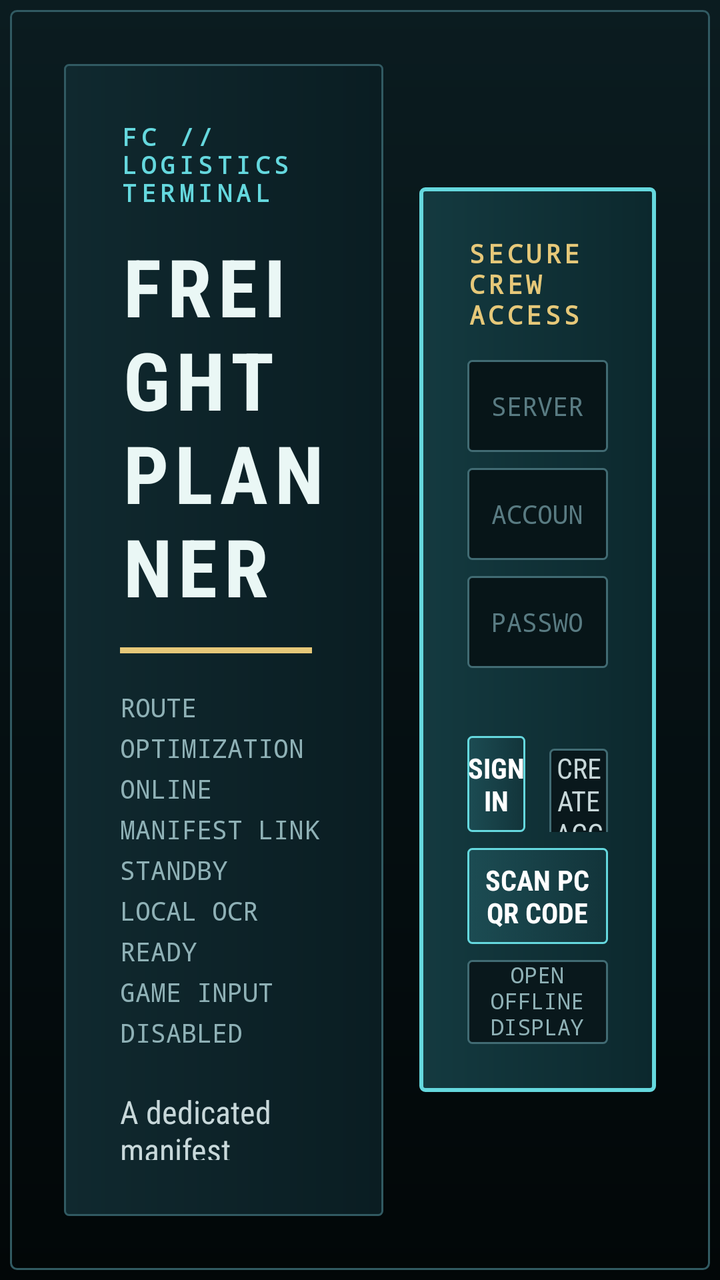
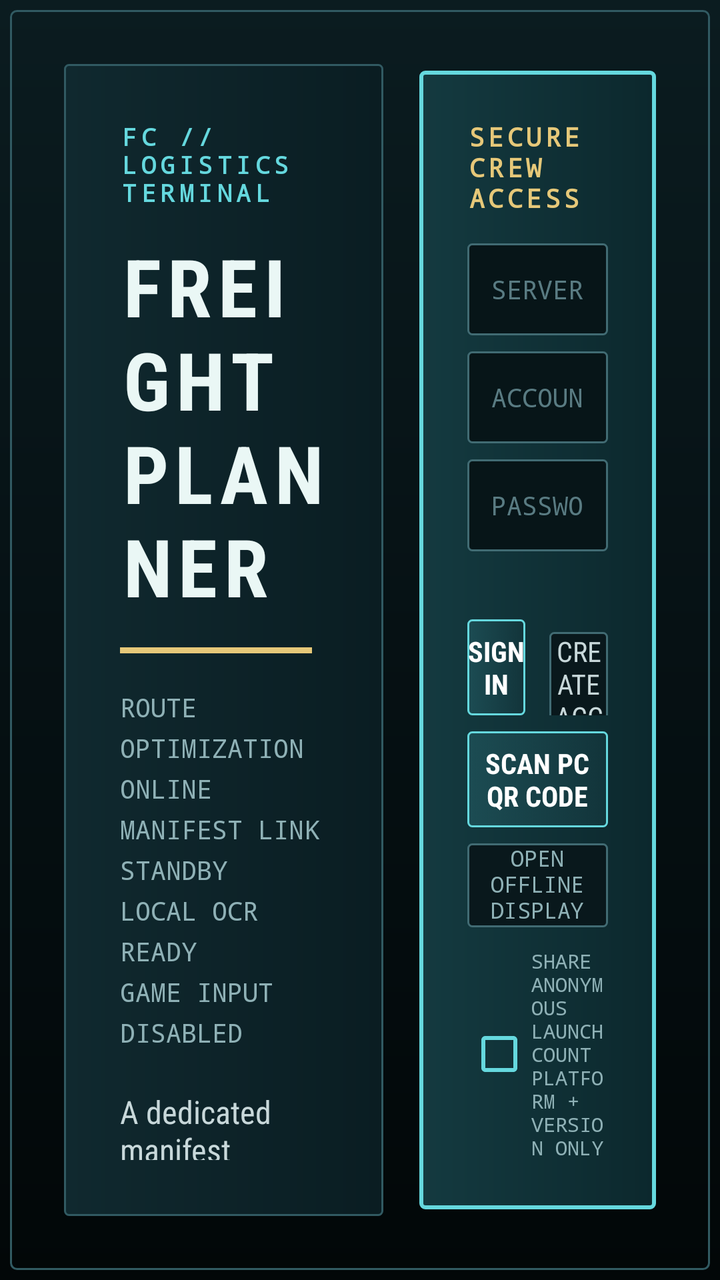

Two renders of the same Android screen: before a commit and after it. Below are the layout's source before the change and the commit's diff.
<!-- AndroidManifest.xml: application theme AppTheme -->
<!-- res/layout/activity_main.xml -->
<?xml version="1.0" encoding="utf-8"?>
<FrameLayout xmlns:android="http://schemas.android.com/apk/res/android"
    android:layout_width="match_parent"
    android:layout_height="match_parent"
    android:background="@drawable/mfd_background">

    <ScrollView
        android:id="@+id/accountPanel"
        android:layout_width="match_parent"
        android:layout_height="match_parent"
        android:fillViewport="true"
        android:overScrollMode="never">

        <LinearLayout
            android:layout_width="match_parent"
            android:layout_height="wrap_content"
            android:baselineAligned="false"
            android:gravity="center_vertical"
            android:orientation="horizontal"
            android:padding="32dp">

            <LinearLayout
                android:layout_width="0dp"
                android:layout_height="match_parent"
                android:layout_marginEnd="18dp"
                android:layout_weight="1.15"
                android:background="@drawable/mfd_panel"
                android:gravity="center_vertical"
                android:orientation="vertical"
                android:padding="28dp">

                <TextView
                    android:layout_width="match_parent"
                    android:layout_height="wrap_content"
                    android:fontFamily="monospace"
                    android:letterSpacing="0.18"
                    android:text="FC // LOGISTICS TERMINAL"
                    android:textColor="#65D8DE"
                    android:textSize="12sp"
                    android:textStyle="bold" />

                <TextView
                    android:layout_width="match_parent"
                    android:layout_height="wrap_content"
                    android:layout_marginTop="12dp"
                    android:fontFamily="sans-serif-condensed"
                    android:letterSpacing="0.08"
                    android:text="FREIGHT\nPLANNER"
                    android:textColor="#EAF7F5"
                    android:textSize="40sp"
                    android:textStyle="bold" />

                <View
                    android:layout_width="96dp"
                    android:layout_height="3dp"
                    android:layout_marginTop="14dp"
                    android:background="#E6C879" />

                <TextView
                    android:layout_width="match_parent"
                    android:layout_height="wrap_content"
                    android:layout_marginTop="18dp"
                    android:fontFamily="monospace"
                    android:lineSpacingExtra="5dp"
                    android:text="ROUTE OPTIMIZATION     ONLINE\nMANIFEST LINK         STANDBY\nLOCAL OCR             READY\nGAME INPUT            DISABLED"
                    android:textColor="#8FB1B6"
                    android:textSize="13sp" />

                <TextView
                    android:layout_width="match_parent"
                    android:layout_height="wrap_content"
                    android:layout_marginTop="20dp"
                    android:text="A dedicated manifest display for flight plans, loading order, pickups, and deliveries."
                    android:textColor="#C8D8DA"
                    android:textSize="16sp" />
            </LinearLayout>

            <LinearLayout
                android:layout_width="0dp"
                android:layout_height="wrap_content"
                android:layout_weight="0.85"
                android:background="@drawable/mfd_panel_bright"
                android:orientation="vertical"
                android:padding="24dp">

                <TextView
                    android:layout_width="match_parent"
                    android:layout_height="wrap_content"
                    android:fontFamily="monospace"
                    android:letterSpacing="0.14"
                    android:text="SECURE CREW ACCESS"
                    android:textColor="#E6C879"
                    android:textSize="13sp"
                    android:textStyle="bold" />

                <EditText
                    android:id="@+id/serverUrl"
                    android:layout_width="match_parent"
                    android:layout_height="46dp"
                    android:layout_marginTop="14dp"
                    android:background="@drawable/mfd_input"
                    android:fontFamily="monospace"
                    android:hint="SERVER ENDPOINT"
                    android:importantForAutofill="no"
                    android:inputType="textUri"
                    android:singleLine="true"
                    android:textColor="#EAF7F5"
                    android:textColorHint="#597B82"
                    android:textSize="13sp" />

                <EditText
                    android:id="@+id/displayName"
                    android:layout_width="match_parent"
                    android:layout_height="46dp"
                    android:layout_marginTop="8dp"
                    android:autofillHints="name"
                    android:background="@drawable/mfd_input"
                    android:fontFamily="monospace"
                    android:hint="DISPLAY NAME"
                    android:inputType="textPersonName"
                    android:singleLine="true"
                    android:textColor="#EAF7F5"
                    android:textColorHint="#597B82"
                    android:textSize="13sp"
                    android:visibility="gone" />

                <EditText
                    android:id="@+id/email"
                    android:layout_width="match_parent"
                    android:layout_height="46dp"
                    android:layout_marginTop="8dp"
                    android:autofillHints="emailAddress"
                    android:background="@drawable/mfd_input"
                    android:fontFamily="monospace"
                    android:hint="ACCOUNT EMAIL"
                    android:inputType="textEmailAddress"
                    android:singleLine="true"
                    android:textColor="#EAF7F5"
                    android:textColorHint="#597B82"
                    android:textSize="13sp" />

                <EditText
                    android:id="@+id/password"
                    android:layout_width="match_parent"
                    android:layout_height="46dp"
                    android:layout_marginTop="8dp"
                    android:autofillHints="password"
                    android:background="@drawable/mfd_input"
                    android:fontFamily="monospace"
                    android:hint="PASSWORD"
                    android:inputType="textPassword"
                    android:singleLine="true"
                    android:textColor="#EAF7F5"
                    android:textColorHint="#597B82"
                    android:textSize="13sp" />

                <TextView
                    android:id="@+id/status"
                    android:layout_width="match_parent"
                    android:layout_height="wrap_content"
                    android:layout_marginTop="8dp"
                    android:fontFamily="monospace"
                    android:minHeight="20dp"
                    android:textColor="#FF998D"
                    android:textSize="12sp" />

                <LinearLayout
                    android:layout_width="match_parent"
                    android:layout_height="wrap_content"
                    android:layout_marginTop="6dp"
                    android:orientation="horizontal">

                    <Button
                        android:id="@+id/submit"
                        android:layout_width="0dp"
                        android:layout_height="48dp"
                        android:layout_marginEnd="6dp"
                        android:layout_weight="1"
                        android:background="@drawable/mfd_button"
                        android:fontFamily="sans-serif-condensed"
                        android:stateListAnimator="@null"
                        android:text="SIGN IN"
                        android:textColor="#FFFFFF"
                        android:textStyle="bold" />

                    <Button
                        android:id="@+id/switchMode"
                        android:layout_width="0dp"
                        android:layout_height="48dp"
                        android:layout_marginStart="6dp"
                        android:layout_weight="1"
                        android:background="@drawable/mfd_button_outline"
                        android:fontFamily="sans-serif-condensed"
                        android:stateListAnimator="@null"
                        android:text="CREATE ACCOUNT"
                        android:textColor="#C8D8DA" />
                </LinearLayout>

                <Button
                    android:id="@+id/resendVerification"
                    android:layout_width="match_parent"
                    android:layout_height="42dp"
                    android:layout_marginTop="8dp"
                    android:background="@drawable/mfd_button_outline"
                    android:fontFamily="monospace"
                    android:stateListAnimator="@null"
                    android:text="RESEND VERIFICATION EMAIL"
                    android:textColor="#E6C879"
                    android:textSize="11sp"
                    android:visibility="gone" />

                <Button
                    android:id="@+id/scanQrLogin"
                    android:layout_width="match_parent"
                    android:layout_height="48dp"
                    android:layout_marginTop="8dp"
                    android:background="@drawable/mfd_button"
                    android:fontFamily="sans-serif-condensed"
                    android:stateListAnimator="@null"
                    android:text="SCAN PC QR CODE"
                    android:textColor="#FFFFFF"
                    android:textStyle="bold" />

                <Button
                    android:id="@+id/demoMode"
                    android:layout_width="match_parent"
                    android:layout_height="42dp"
                    android:layout_marginTop="8dp"
                    android:background="@drawable/mfd_button_outline"
                    android:fontFamily="monospace"
                    android:stateListAnimator="@null"
                    android:text="OPEN OFFLINE DISPLAY DEMO"
                    android:textColor="#8FB1B6"
                    android:textSize="11sp" />

                <Button
                    android:id="@+id/signOut"
                    android:layout_width="1dp"
                    android:layout_height="1dp"
                    android:visibility="gone" />
            </LinearLayout>
        </LinearLayout>
    </ScrollView>

    <LinearLayout
        android:id="@+id/cockpitPanel"
        android:layout_width="match_parent"
        android:layout_height="match_parent"
        android:background="@drawable/mfd_background"
        android:orientation="vertical"
        android:padding="12dp"
        android:visibility="gone">

        <TextView
            android:layout_width="match_parent"
            android:layout_height="20dp"
            android:fontFamily="monospace"
            android:gravity="center_vertical"
            android:letterSpacing="0.12"
            android:text="FC-04  //  CARGO OPERATIONS NETWORK  //  LOCAL PLAN TELEMETRY"
            android:textColor="#66878D"
            android:textSize="10sp" />

        <LinearLayout
            android:layout_width="match_parent"
            android:layout_height="68dp"
            android:background="@drawable/mfd_panel"
            android:gravity="center_vertical"
            android:orientation="horizontal"
            android:paddingHorizontal="16dp">

            <LinearLayout
                android:layout_width="0dp"
                android:layout_height="wrap_content"
                android:layout_weight="1"
                android:orientation="vertical">

                <TextView
                    android:layout_width="wrap_content"
                    android:layout_height="wrap_content"
                    android:fontFamily="sans-serif-condensed"
                    android:letterSpacing="0.12"
                    android:text="FREIGHT PLANNER"
                    android:textColor="#EAF7F5"
                    android:textSize="25sp"
                    android:textStyle="bold" />

                <TextView
                    android:layout_width="wrap_content"
                    android:layout_height="wrap_content"
                    android:fontFamily="monospace"
                    android:text="ACTIVE ROUTE / LOAD MANIFEST"
                    android:textColor="#E6C879"
                    android:textSize="10sp" />
            </LinearLayout>

            <TextView
                android:id="@+id/connectionStatus"
                android:layout_width="wrap_content"
                android:layout_height="match_parent"
                android:fontFamily="monospace"
                android:gravity="center"
                android:paddingHorizontal="18dp"
                android:text="● LINK STANDBY"
                android:textColor="#65D8DE"
                android:textSize="12sp"
                android:textStyle="bold" />

            <Button
                android:id="@+id/relinkPc"
                android:layout_width="118dp"
                android:layout_height="42dp"
                android:layout_marginEnd="8dp"
                android:background="@drawable/mfd_button_outline"
                android:fontFamily="monospace"
                android:stateListAnimator="@null"
                android:text="RELINK PC"
                android:textColor="#65D8DE"
                android:textSize="10sp" />

            <Button
                android:id="@+id/leaveCockpit"
                android:layout_width="132dp"
                android:layout_height="42dp"
                android:background="@drawable/mfd_button_outline"
                android:fontFamily="monospace"
                android:stateListAnimator="@null"
                android:text="CREW ACCOUNT"
                android:textColor="#C8D8DA"
                android:textSize="11sp" />
        </LinearLayout>

        <LinearLayout
            android:id="@+id/pairingPanel"
            android:layout_width="match_parent"
            android:layout_height="74dp"
            android:layout_marginTop="8dp"
            android:background="@drawable/mfd_panel_bright"
            android:gravity="center_vertical"
            android:orientation="horizontal"
            android:padding="12dp"
            android:visibility="gone">

            <LinearLayout
                android:layout_width="0dp"
                android:layout_height="wrap_content"
                android:layout_weight="1"
                android:orientation="vertical">

                <TextView
                    android:layout_width="match_parent"
                    android:layout_height="wrap_content"
                    android:fontFamily="monospace"
                    android:text="PC TELEMETRY LINK REQUIRED"
                    android:textColor="#E6C879"
                    android:textSize="12sp"
                    android:textStyle="bold" />

                <TextView
                    android:id="@+id/pairingStatus"
                    android:layout_width="match_parent"
                    android:layout_height="wrap_content"
                    android:fontFamily="sans-serif-condensed"
                    android:text="Choose Pair phone in the Windows client, then scan its QR code or enter the six-digit code."
                    android:textColor="#AFC4C7"
                    android:textSize="13sp" />
            </LinearLayout>

            <Button
                android:id="@+id/scanQrPair"
                android:layout_width="118dp"
                android:layout_height="44dp"
                android:layout_marginStart="12dp"
                android:background="@drawable/mfd_button"
                android:fontFamily="monospace"
                android:stateListAnimator="@null"
                android:text="SCAN QR"
                android:textColor="#FFFFFF"
                android:textSize="10sp" />

            <EditText
                android:id="@+id/pairingCode"
                android:layout_width="190dp"
                android:layout_height="44dp"
                android:layout_marginHorizontal="12dp"
                android:background="@drawable/mfd_input"
                android:digits="0123456789"
                android:fontFamily="monospace"
                android:gravity="center"
                android:hint="000000"
                android:importantForAutofill="no"
                android:inputType="number"
                android:letterSpacing="0.25"
                android:maxLength="6"
                android:singleLine="true"
                android:textColor="#FFFFFF"
                android:textColorHint="#597B82"
                android:textSize="18sp" />

            <Button
                android:id="@+id/pairPc"
                android:layout_width="142dp"
                android:layout_height="44dp"
                android:background="@drawable/mfd_button"
                android:fontFamily="monospace"
                android:stateListAnimator="@null"
                android:text="ESTABLISH LINK"
                android:textColor="#FFFFFF"
                android:textSize="10sp" />
        </LinearLayout>

        <LinearLayout
            android:layout_width="match_parent"
            android:layout_height="76dp"
            android:layout_marginTop="8dp"
            android:background="@drawable/mfd_panel"
            android:gravity="center_vertical"
            android:orientation="horizontal"
            android:paddingHorizontal="16dp">

            <View
                android:layout_width="4dp"
                android:layout_height="44dp"
                android:background="#E6C879" />

            <LinearLayout
                android:layout_width="0dp"
                android:layout_height="wrap_content"
                android:layout_marginStart="14dp"
                android:layout_weight="1"
                android:orientation="vertical">

                <TextView
                    android:id="@+id/planTitle"
                    android:layout_width="match_parent"
                    android:layout_height="wrap_content"
                    android:fontFamily="sans-serif-condensed"
                    android:letterSpacing="0.08"
                    android:text="NO ACTIVE FLIGHT PLAN"
                    android:textColor="#F3EBC9"
                    android:textSize="22sp"
                    android:textStyle="bold" />

                <TextView
                    android:id="@+id/planSummary"
                    android:layout_width="match_parent"
                    android:layout_height="wrap_content"
                    android:fontFamily="monospace"
                    android:text="PAIR WITH THE WINDOWS CLIENT TO RECEIVE ROUTE TELEMETRY"
                    android:textColor="#8FB1B6"
                    android:textSize="11sp" />
            </LinearLayout>

            <TextView
                android:layout_width="wrap_content"
                android:layout_height="wrap_content"
                android:fontFamily="monospace"
                android:gravity="end"
                android:text="DISPLAY MODE\nNO GAME INPUT"
                android:textColor="#66878D"
                android:textSize="9sp" />
        </LinearLayout>

        <ScrollView
            android:layout_width="match_parent"
            android:layout_height="0dp"
            android:layout_marginTop="8dp"
            android:layout_weight="1"
            android:fillViewport="true"
            android:overScrollMode="never"
            android:scrollbars="none">

            <LinearLayout
                android:layout_width="match_parent"
                android:layout_height="wrap_content"
                android:orientation="vertical">

                <TextView
                    android:id="@+id/planEmpty"
                    android:layout_width="match_parent"
                    android:layout_height="220dp"
                    android:background="@drawable/mfd_panel"
                    android:fontFamily="monospace"
                    android:gravity="center"
                    android:letterSpacing="0.08"
                    android:text="AWAITING ROUTE DATA\n\nPACKING ORDER  //  PICKUPS  //  DELIVERIES"
                    android:textColor="#597B82"
                    android:textSize="14sp" />

                <LinearLayout
                    android:id="@+id/planStops"
                    android:layout_width="match_parent"
                    android:layout_height="wrap_content"
                    android:orientation="vertical" />
            </LinearLayout>
        </ScrollView>
    </LinearLayout>
</FrameLayout>
<!-- resources referenced by this layout -->
<resources>
  <!-- drawable mfd_background (drawable) -->
  <?xml version="1.0" encoding="utf-8"?>
  <layer-list xmlns:android="http://schemas.android.com/apk/res/android">
      <item>
          <shape android:shape="rectangle">
              <gradient
                  android:angle="270"
                  android:startColor="#0B1C20"
                  android:centerColor="#061114"
                  android:endColor="#020708" />
          </shape>
      </item>
      <item android:left="5dp" android:top="5dp" android:right="5dp" android:bottom="5dp">
          <shape android:shape="rectangle">
              <solid android:color="#00000000" />
              <stroke android:width="1dp" android:color="#315A62" />
              <corners android:radius="3dp" />
          </shape>
      </item>
  </layer-list>
  <!-- drawable mfd_button (drawable) -->
  <?xml version="1.0" encoding="utf-8"?>
  <selector xmlns:android="http://schemas.android.com/apk/res/android">
      <item android:state_pressed="true">
          <shape android:shape="rectangle">
              <solid android:color="#2B6970" />
              <stroke android:width="1dp" android:color="#A8F5F3" />
              <corners android:radius="2dp" />
          </shape>
      </item>
      <item>
          <shape android:shape="rectangle">
              <gradient android:angle="0" android:startColor="#1C4C53" android:endColor="#12343A" />
              <stroke android:width="1dp" android:color="#65D8DE" />
              <corners android:radius="2dp" />
          </shape>
      </item>
  </selector>
  <!-- drawable mfd_button_outline (drawable) -->
  <?xml version="1.0" encoding="utf-8"?>
  <selector xmlns:android="http://schemas.android.com/apk/res/android">
      <item android:state_pressed="true">
          <shape android:shape="rectangle">
              <solid android:color="#1A363C" />
              <stroke android:width="1dp" android:color="#E6C879" />
              <corners android:radius="2dp" />
          </shape>
      </item>
      <item>
          <shape android:shape="rectangle">
              <solid android:color="#09181C" />
              <stroke android:width="1dp" android:color="#416B73" />
              <corners android:radius="2dp" />
          </shape>
      </item>
  </selector>
  <!-- drawable mfd_input (drawable) -->
  <?xml version="1.0" encoding="utf-8"?>
  <shape xmlns:android="http://schemas.android.com/apk/res/android" android:shape="rectangle">
      <solid android:color="#071518" />
      <stroke android:width="1dp" android:color="#416B73" />
      <corners android:radius="2dp" />
      <padding android:left="12dp" android:top="4dp" android:right="12dp" android:bottom="4dp" />
  </shape>
  <!-- drawable mfd_panel (drawable) -->
  <?xml version="1.0" encoding="utf-8"?>
  <shape xmlns:android="http://schemas.android.com/apk/res/android" android:shape="rectangle">
      <gradient android:angle="0" android:startColor="#10292F" android:endColor="#0A1D22" />
      <stroke android:width="1dp" android:color="#315A62" />
      <corners android:radius="2dp" />
  </shape>
  <!-- drawable mfd_panel_bright (drawable) -->
  <?xml version="1.0" encoding="utf-8"?>
  <shape xmlns:android="http://schemas.android.com/apk/res/android" android:shape="rectangle">
      <gradient android:angle="0" android:startColor="#143A40" android:endColor="#0C282D" />
      <stroke android:width="2dp" android:color="#65D8DE" />
      <corners android:radius="2dp" />
  </shape>
  <style name="AppTheme" parent="android:style/Theme.Material.NoActionBar">
          <item name="android:fontFamily">sans-serif-condensed</item>
          <item name="android:windowBackground">#020708</item>
          <item name="android:colorAccent">#65D8DE</item>
          <item name="android:navigationBarColor">#020708</item>
          <item name="android:statusBarColor">#020708</item>
          <item name="android:windowFullscreen">true</item>
          <item name="android:windowActionModeOverlay">true</item>
          <item name="android:windowNoTitle">true</item>
      </style>
</resources>

<!-- the commit's change to res/layout/activity_main.xml (unified diff, before → after) -->
@@ -233,6 +233,17 @@
                     android:textColor="#8FB1B6"
                     android:textSize="11sp" />
 
+                <CheckBox
+                    android:id="@+id/shareUsage"
+                    android:layout_width="match_parent"
+                    android:layout_height="wrap_content"
+                    android:layout_marginTop="10dp"
+                    android:buttonTint="#65D8DE"
+                    android:fontFamily="monospace"
+                    android:text="SHARE ANONYMOUS LAUNCH COUNT\nPLATFORM + VERSION ONLY"
+                    android:textColor="#8FB1B6"
+                    android:textSize="10sp" />
+
                 <Button
                     android:id="@+id/signOut"
                     android:layout_width="1dp"
